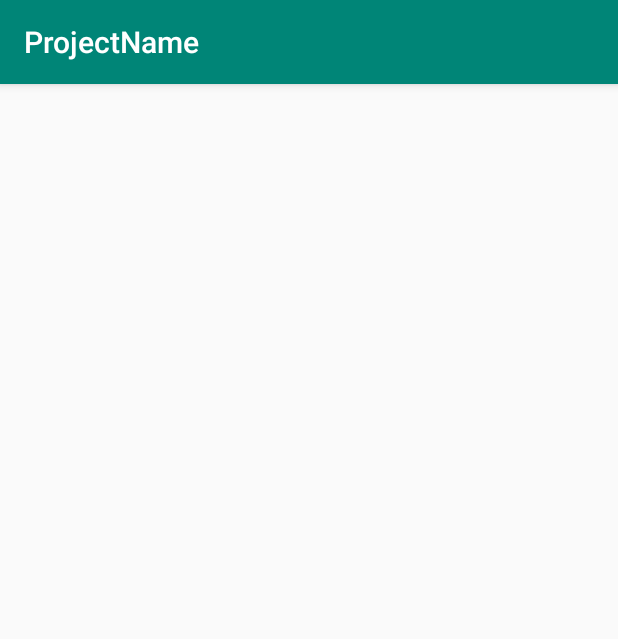
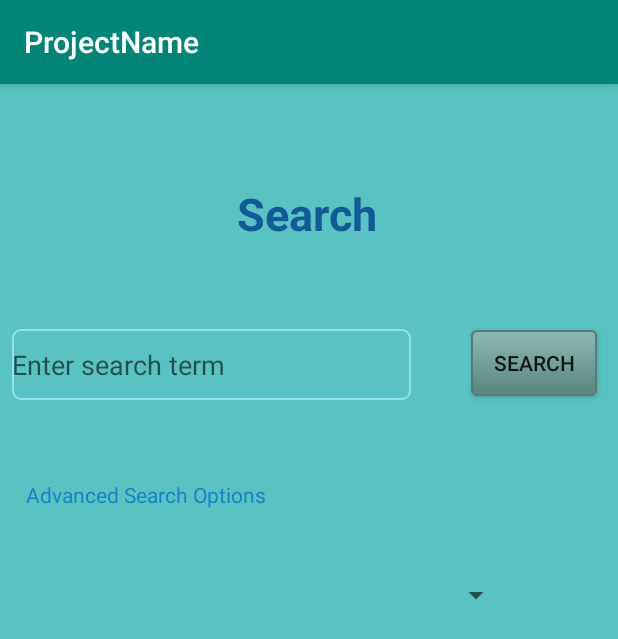
Before and after one commit to tejasc256/ProjectName, an Android app: the SearchActivity screen opened directly, with no data from a screen before it, on a phone screen of 412 x 824 dp. Shown: the top 639 px of the screen. Run offline under Robolectric (Android 15) with nearby library versions, the phone set to English and light mode, and no system bars.

Commit message:
Search Page 1.0

```diff
--- a/app/src/main/AndroidManifest.xml
+++ b/app/src/main/AndroidManifest.xml
@@ -9,8 +9,10 @@
         android:roundIcon="@mipmap/ic_launcher_round"
         android:supportsRtl="true"
         android:theme="@style/AppTheme">
-        <activity android:name=".TestActivity" />
-        <activity android:name=".githubactivity"></activity>
+        <activity android:name=".SearchActivity" />
+
+        <meta-data
+            android:name="com.google.android.actions" />
     </application>
 
 </manifest>
--- a/app/src/main/java/com/example/android/projectname/githubactivity.java
+++ b/app/src/main/java/com/example/android/projectname/SearchActivity.java
@@ -3,11 +3,13 @@ package com.example.android.projectname;
 import android.support.v7.app.AppCompatActivity;
 import android.os.Bundle;
 
-public class githubactivity extends AppCompatActivity {
+public class SearchActivity extends AppCompatActivity {
 
     @Override
     protected void onCreate(Bundle savedInstanceState) {
         super.onCreate(savedInstanceState);
-        setContentView(R.layout.activity_githubactivity);
+        setContentView(R.layout.activity_search);
+
+
     }
 }
--- a/app/src/main/java/com/example/android/projectname/TestActivity.java
+++ /dev/null
@@ -1,13 +0,0 @@
-package com.example.android.projectname;
-
-import android.support.v7.app.AppCompatActivity;
-import android.os.Bundle;
-
-public class TestActivity extends AppCompatActivity {
-
-    @Override
-    protected void onCreate(Bundle savedInstanceState) {
-        super.onCreate(savedInstanceState);
-        setContentView(R.layout.activity_test);
-    }
-}
--- /dev/null
+++ b/app/src/main/res/drawable-v24/search_box_outline.xml
@@ -0,0 +1,10 @@
+<?xml version="1.0" encoding="utf-8"?>
+<shape xmlns:android="http://schemas.android.com/apk/res/android">
+
+    <!-- Border Color -->
+    <stroke android:width="1dp" android:color="#91e1f2" />
+
+    <!-- Round Corners -->
+    <corners android:radius="5dp" />
+
+</shape>
--- /dev/null
+++ b/app/src/main/res/drawable-v24/search_button.xml
@@ -0,0 +1,24 @@
+<?xml version="1.0" encoding="utf-8"?>
+<selector xmlns:android="http://schemas.android.com/apk/res/android" >
+    <item android:state_pressed="true" >
+        <shape android:shape="rectangle"  >
+            <corners android:radius="3dip" />
+            <stroke android:width="1dip" android:color="#5e7974" />
+            <gradient android:angle="-90" android:startColor="#345953" android:endColor="#689a92"  />
+        </shape>
+    </item>
+    <item android:state_focused="true">
+        <shape android:shape="rectangle"  >
+            <corners android:radius="3dip" />
+            <stroke android:width="1dip" android:color="#5e7974" />
+            <solid android:color="#58857e"/>
+        </shape>
+    </item>
+    <item >
+        <shape android:shape="rectangle"  >
+            <corners android:radius="3dip" />
+            <stroke android:width="1dip" android:color="#5e7974" />
+            <gradient android:angle="-90" android:startColor="#8dbab3" android:endColor="#58857e" />
+        </shape>
+    </item>
+</selector>
--- a/app/src/main/res/layout/activity_githubactivity.xml
+++ /dev/null
@@ -1,9 +0,0 @@
-<?xml version="1.0" encoding="utf-8"?>
-<android.support.constraint.ConstraintLayout xmlns:android="http://schemas.android.com/apk/res/android"
-    xmlns:app="http://schemas.android.com/apk/res-auto"
-    xmlns:tools="http://schemas.android.com/tools"
-    android:layout_width="match_parent"
-    android:layout_height="match_parent"
-    tools:context=".githubactivity">
-
-</android.support.constraint.ConstraintLayout>
--- /dev/null
+++ b/app/src/main/res/layout/activity_search.xml
@@ -0,0 +1,105 @@
+<?xml version="1.0" encoding="utf-8"?>
+<android.support.constraint.ConstraintLayout xmlns:android="http://schemas.android.com/apk/res/android"
+    xmlns:app="http://schemas.android.com/apk/res-auto"
+    xmlns:tools="http://schemas.android.com/tools"
+    android:layout_width="match_parent"
+    android:layout_height="match_parent"
+    android:background="#58c3c0"
+    tools:context=".SearchActivity">
+
+    <EditText
+        android:id="@+id/search_input"
+        android:layout_width="266dp"
+        android:layout_height="47dp"
+        android:layout_marginStart="8dp"
+        android:layout_marginLeft="8dp"
+        android:layout_marginTop="8dp"
+        android:layout_marginEnd="8dp"
+        android:layout_marginRight="8dp"
+        android:layout_marginBottom="8dp"
+        android:background="@drawable/search_box_outline"
+        android:hint="@string/search_hint"
+        android:importantForAutofill="no"
+        android:inputType="text"
+        app:layout_constraintBottom_toBottomOf="parent"
+        app:layout_constraintEnd_toEndOf="parent"
+        app:layout_constraintHorizontal_bias="0.0"
+        app:layout_constraintStart_toStartOf="parent"
+        app:layout_constraintTop_toTopOf="parent"
+        app:layout_constraintVertical_bias="0.22000003" />
+
+    <Button
+        android:id="@+id/button_search"
+        android:layout_width="84dp"
+        android:layout_height="44dp"
+        android:layout_marginStart="8dp"
+        android:layout_marginLeft="8dp"
+        android:layout_marginTop="8dp"
+        android:layout_marginEnd="8dp"
+        android:layout_marginRight="8dp"
+        android:layout_marginBottom="7dp"
+        android:background="@drawable/search_button"
+        android:text="@string/search_button_text"
+        app:layout_constraintBottom_toBottomOf="parent"
+        app:layout_constraintEnd_toEndOf="parent"
+        app:layout_constraintHorizontal_bias="0.98"
+        app:layout_constraintStart_toStartOf="parent"
+        app:layout_constraintTop_toTopOf="parent"
+        app:layout_constraintVertical_bias="0.22000003" />
+
+    <TextView
+        android:id="@+id/textView2"
+        android:layout_width="96dp"
+        android:layout_height="33dp"
+        android:layout_marginTop="9dp"
+        android:layout_marginBottom="8dp"
+        android:text="@string/search_page_text"
+        android:textAppearance="@style/TextAppearance.AppCompat.Body1"
+        android:textColor="#135998"
+        android:textSize="30sp"
+        android:textStyle="bold"
+        android:typeface="normal"
+        app:layout_constraintBottom_toTopOf="@+id/search_input"
+        app:layout_constraintEnd_toEndOf="parent"
+        app:layout_constraintHorizontal_bias="0.5"
+        app:layout_constraintStart_toStartOf="parent"
+        app:layout_constraintTop_toTopOf="parent" />
+
+    <TextView
+        android:id="@+id/textView3"
+        android:layout_width="169dp"
+        android:layout_height="21dp"
+        android:layout_marginStart="8dp"
+        android:layout_marginLeft="8dp"
+        android:layout_marginTop="8dp"
+        android:layout_marginEnd="8dp"
+        android:layout_marginRight="8dp"
+        android:layout_marginBottom="8dp"
+        android:text="@string/textView_advanced_search_options"
+        android:textColor="#1483c7"
+        app:layout_constraintBottom_toBottomOf="parent"
+        app:layout_constraintEnd_toEndOf="parent"
+        app:layout_constraintHorizontal_bias="0.04"
+        app:layout_constraintStart_toStartOf="parent"
+        app:layout_constraintTop_toTopOf="parent"
+        app:layout_constraintVertical_bias="0.35000002" />
+
+    <Spinner
+        android:id="@+id/spinner_search"
+        android:layout_width="324dp"
+        android:layout_height="39dp"
+        android:layout_marginStart="8dp"
+        android:layout_marginLeft="8dp"
+        android:layout_marginTop="8dp"
+        android:layout_marginEnd="8dp"
+        android:layout_marginRight="8dp"
+        android:layout_marginBottom="8dp"
+        app:layout_constraintBottom_toBottomOf="parent"
+        app:layout_constraintEnd_toEndOf="parent"
+        app:layout_constraintHorizontal_bias="0.13"
+        app:layout_constraintStart_toStartOf="parent"
+        app:layout_constraintTop_toTopOf="parent"
+        app:layout_constraintVertical_bias="0.44" />
+
+
+</android.support.constraint.ConstraintLayout>
--- a/app/src/main/res/layout/activity_test.xml
+++ /dev/null
@@ -1,17 +0,0 @@
-<?xml version="1.0" encoding="utf-8"?>
-<android.support.constraint.ConstraintLayout xmlns:android="http://schemas.android.com/apk/res/android"
-    xmlns:app="http://schemas.android.com/apk/res-auto"
-    xmlns:tools="http://schemas.android.com/tools"
-    android:layout_width="match_parent"
-    android:layout_height="match_parent"
-    tools:context=".TestActivity">
-
-    <TextView
-        android:id="@+id/textView"
-        android:layout_width="300dp"
-        android:layout_height="59dp"
-        android:text="Hwllo woydl"
-        android:textSize="30sp"
-        tools:layout_editor_absoluteX="57dp"
-        tools:layout_editor_absoluteY="159dp" />
-</android.support.constraint.ConstraintLayout>
--- a/app/src/main/res/values/strings.xml
+++ b/app/src/main/res/values/strings.xml
@@ -1,3 +1,18 @@
 <resources>
     <string name="app_name">ProjectName</string>
+    <string name="search_button_text">Search</string>
+    <string name="search_page_text">Search</string>
+    <string name="textView_branch">Branch</string>
+    <string name="checkBox_min_salary">Min. Salary</string>
+    <string name="checkBox_company">Company</string>
+    <string name="textView_advanced_search_options">Advanced Search Options</string>
+    <string name="checkBox_region">Region</string>
+    <string-array name = "advanced_search_options">
+        <item>Region</item>
+        <item>Branch</item>
+        <item>Minimum Salary</item>
+        <item>Experience</item>
+    </string-array>
+    <string name = "dialog_button_search">Search</string>
+    <string name="search_hint">Enter search term</string>
 </resources>
```
